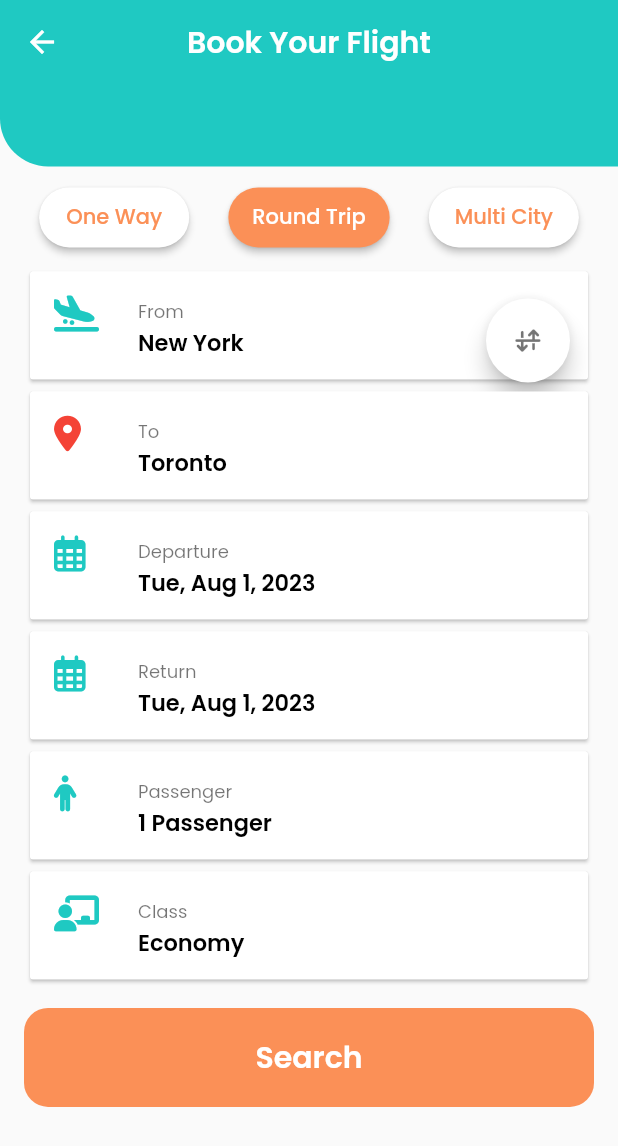
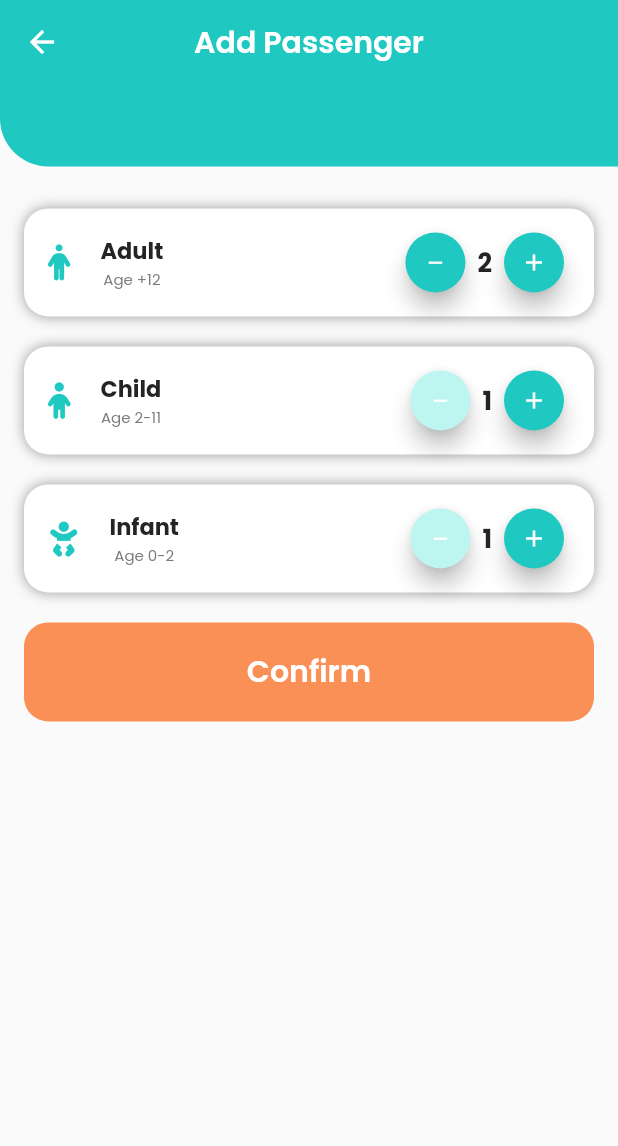
Before and after one commit to mostafaramadanhamed/travel_booking, a Flutter app: the BookFlightView screen opened directly, after a tap on "Search", on a phone screen of 412 x 824 dp. Shown: the top 1146 px of the screen. Run offline on Flutter 3.47's test engine with Material 2 defaults, Android fonts, the phone set to English and light mode, and no system bars; our stand-ins replace another_carousel_pro, font_awesome_flutter, google_fonts.

Commit message:
refactor add passenger

```diff
--- /dev/null
+++ b/lib/features/booking/presentation/views/add_passenger_view.dart
@@ -0,0 +1,288 @@
+import 'package:flutter/material.dart';
+import 'package:font_awesome_flutter/font_awesome_flutter.dart';
+import 'package:travel_booking/core/utils/app_color.dart';
+import 'package:travel_booking/features/booking/presentation/views/widgets/book_flight_view_body.dart';
+import 'package:travel_booking/features/hotels/presentation/views/widgets/custom_app_bar.dart';
+import 'package:travel_booking/features/login/presentation/views/widgets/login_button.dart';
+
+class AddPassengerView extends StatefulWidget {
+  const AddPassengerView({super.key});
+
+  @override
+  State<AddPassengerView> createState() => _AddPassengerViewState();
+}
+
+class _AddPassengerViewState extends State<AddPassengerView> {
+
+  int num = 2;
+  void increment() {
+    setState(() {
+      num++;
+    });
+  }
+
+  void decrement() {
+    if (num < 1) {
+      return;
+    }
+    setState(() {
+      num--;
+    });
+  }
+
+  int num2 = 1;
+  void increment2() {
+    setState(() {
+      num2++;
+    });
+  }
+
+  void decrement2() {
+    if (num2 < 1) {
+      return;
+    }
+    setState(() {
+      num2--;
+    });
+  }
+
+  int num3 = 1;
+  void increment3() {
+    setState(() {
+      num3++;
+    });
+  }
+
+  void decrement3() {
+    if (num3 < 1) {
+      return;
+    }
+    setState(() {
+      num3--;
+    });
+  }
+  @override
+  Widget build(BuildContext context) {
+    final size=MediaQuery.of(context).size;
+    return Scaffold(
+      appBar: customAppBar(title: 'Add Passenger'),
+      body:Column(
+        children: [
+         SmallestContainer(size: size),
+          const SizedBox(
+            height: 10,
+          ),
+          Padding(
+            padding: const EdgeInsets.symmetric(horizontal: 16,vertical: 8,),
+            child: Column(
+
+              children: [
+                buildAdultContainer(),
+                buildChildContainer(),
+                buildInfantContainer(),
+                ButtonBottom(size: size, text: 'Confirm', onPressed: (){},),
+              ],
+            ),
+          )
+        ],
+      ),
+    );
+  }
+
+  Container buildAdultContainer() {
+    return Container(
+                height: 72,
+                width: double.infinity,
+                margin: const EdgeInsets.only(bottom: 20),
+                decoration: BoxDecoration(
+                  boxShadow: const [
+                    BoxShadow(
+                      blurRadius: 7,
+                      color: Colors.grey,
+                    )
+                  ],
+                  color: Colors.white,
+                  borderRadius: BorderRadius.circular(16),
+                ),
+                child: Padding(
+                  padding: const EdgeInsets.symmetric(horizontal: 16.0),
+                  child: Row(
+                    children: [
+                      const FaIcon(
+                        FontAwesomeIcons.person,
+                        color: AppColor.kPrimaryColor,
+                      ),
+                      const SizedBox(width: 20,),
+                      const Column(
+                        mainAxisAlignment: MainAxisAlignment.center,
+                        children: [
+                          Text(
+                            'Adult',
+                            style: TextStyle(
+                                color: Color(0XFF242424),
+                                fontSize: 15,
+                                fontWeight: FontWeight.bold),
+                          ),
+                          Text('Age +12',
+                              style:
+                              TextStyle(color: Color(0XFF7B7B7B), fontSize: 10)),
+                        ],
+                      ),
+                      const Spacer(),
+                      FloatingActionButton.small(
+                        backgroundColor: const Color(0XFF1FC9C2),
+                        onPressed: decrement,
+                        child: const Icon(Icons.remove,
+                            color: Colors.white, size: 15),
+                      ),
+                      const SizedBox(width: 4,),
+                      Text('$num',
+                          style: const TextStyle(
+                              color: Color(0XFF242424),
+                              fontSize: 17,
+                              fontWeight: FontWeight.bold)),
+                      const SizedBox(width: 4,),
+                      FloatingActionButton.small(
+                        backgroundColor: const Color(0XFF1FC9C2),
+                        onPressed: increment,
+                        child: const Icon(Icons.add,
+                            color: Colors.white, size: 18),
+                      ),
+                    ],
+                  ),
+                ),
+              );
+  }
+
+  Container buildChildContainer() {
+    return Container(
+                height: 72,
+                width: double.infinity,
+                margin: const EdgeInsets.only(bottom: 20),
+                decoration: BoxDecoration(
+                  boxShadow: const [
+                    BoxShadow(
+                      blurRadius: 7,
+                      color: Colors.grey,
+
+                    )
+                  ],
+                  color: Colors.white,
+                  borderRadius: BorderRadius.circular(16),
+                ),
+                child: Padding(
+                  padding: const EdgeInsets.symmetric(horizontal: 16.0),
+                  child: Row(
+                    children: [
+                      const FaIcon(
+                        FontAwesomeIcons.child,
+                        color: AppColor.kPrimaryColor,
+                      ),
+                      const SizedBox(width: 20,),
+                      const Column(
+                        mainAxisAlignment: MainAxisAlignment.center,
+                        children: [
+                          Text(
+                            'Child',
+                            style: TextStyle(
+                                color: Color(0XFF242424),
+                                fontSize: 15,
+                                fontWeight: FontWeight.bold),
+                          ),
+                          Text('Age 2-11',
+                              style:
+                              TextStyle(color: Color(0XFF7B7B7B), fontSize: 10)),
+                        ],
+                      ),
+                      const Spacer(),
+                      FloatingActionButton.small(
+                        backgroundColor:const Color(0XFFBDF5F0),
+                        onPressed: decrement2,
+                        child: const Icon(Icons.remove,
+                            color: Colors.white, size: 15),
+                      ),
+                      const SizedBox(width: 4,),
+                      Text('$num2',
+                          style: const TextStyle(
+                              color: Color(0XFF242424),
+                              fontSize: 17,
+                              fontWeight: FontWeight.bold)),
+                      const SizedBox(width: 4,),
+                      FloatingActionButton.small(
+                        backgroundColor: const Color(0XFF1FC9C2),
+                        onPressed: increment2,
+                        child: const Icon(Icons.add,
+                            color: Colors.white, size: 18),
+                      ),
+                    ],
+                  ),
+                ),
+              );
+  }
+
+  Container buildInfantContainer() {
+    return Container(
+                height: 72,
+                width: double.infinity,
+                margin: const EdgeInsets.only(bottom: 20),
+                decoration: BoxDecoration(
+                  boxShadow: const [
+                    BoxShadow(
+                      blurRadius: 7,
+                      color: Colors.grey,
+
+                    )
+                  ],
+                  color: Colors.white,
+                  borderRadius: BorderRadius.circular(16),
+                ),
+                child: Padding(
+                  padding: const EdgeInsets.symmetric(horizontal: 16.0),
+                  child: Row(
+                    children: [
+                      const FaIcon(
+                        FontAwesomeIcons.baby,
+                        color: AppColor.kPrimaryColor,
+                      ),
+                      const SizedBox(width: 20,),
+                      const Column(
+                        mainAxisAlignment: MainAxisAlignment.center,
+                        children: [
+                          Text(
+                            'Infant',
+                            style: TextStyle(
+                                color: Color(0XFF242424),
+                                fontSize: 15,
+                                fontWeight: FontWeight.bold),
+                          ),
+                          Text('Age 0-2',
+                              style:
+                              TextStyle(color: Color(0XFF7B7B7B), fontSize: 10)),
+                        ],
+                      ),
+                      const Spacer(),
+                      FloatingActionButton.small(
+                        backgroundColor:const Color(0XFFBDF5F0),
+                        onPressed: decrement3,
+                        child: const Icon(Icons.remove,
+                            color: Colors.white, size: 15),
+                      ),
+                      const SizedBox(width: 4,),
+                      Text('$num3',
+                          style: const TextStyle(
+                              color: Color(0XFF242424),
+                              fontSize: 17,
+                              fontWeight: FontWeight.bold)),
+                      const SizedBox(width: 4,),
+                      FloatingActionButton.small(
+                        backgroundColor: const Color(0XFF1FC9C2),
+                        onPressed: increment3,
+                        child: const Icon(Icons.add,
+                            color: Colors.white, size: 18),
+                      ),
+                    ],
+                  ),
+                ),
+              );
+  }
+}
--- a/lib/features/booking/presentation/views/widgets/book_flight_view_body.dart
+++ b/lib/features/booking/presentation/views/widgets/book_flight_view_body.dart
@@ -6,6 +6,7 @@ import 'package:intl/intl.dart';
 
 import '../../../../../core/utils/app_color.dart';
 import '../../../../login/presentation/views/widgets/login_button.dart';
+import '../add_passenger_view.dart';
 import 'custom_card.dart';
 import 'flight_direction.dart';
 
@@ -28,17 +29,7 @@ class BookFlightViewBody extends StatelessWidget {
   Widget build(BuildContext context) {
     return SingleChildScrollView(
       child: Column(children: [
-        Container(
-          height: size.height/15,
-          width: size.width,
-          margin: const EdgeInsets.only(bottom: 10),
-          decoration: const BoxDecoration(
-              color: AppColor.kPrimaryColor,
-              borderRadius: BorderRadius.only(
-                bottomLeft: Radius.circular(32),
-              )
-          ),
-        ),
+        SmallestContainer(size: size),
         const FlightDirection(),
         const SizedBox(
           height: 8,
@@ -70,9 +61,9 @@ class BookFlightViewBody extends StatelessWidget {
               const SizedBox(height: 15,),
               ButtonBottom(size: size, text: "Search", onPressed: (){
                 //todo refactor router
-                // Navigator.push(context, MaterialPageRoute(builder: (context){
-                //   return const BookFlightView();
-                // }));
+                Navigator.push(context, MaterialPageRoute(builder: (context){
+                  return  const AddPassengerView();
+                }));
               }),
             ],
           ),
@@ -81,3 +72,27 @@ class BookFlightViewBody extends StatelessWidget {
     );
   }
 }
+
+class SmallestContainer extends StatelessWidget {
+  const SmallestContainer({
+    super.key,
+    required this.size,
+  });
+
+  final Size size;
+
+  @override
+  Widget build(BuildContext context) {
+    return Container(
+      height: size.height/15,
+      width: size.width,
+      margin: const EdgeInsets.only(bottom: 10),
+      decoration: const BoxDecoration(
+          color: AppColor.kPrimaryColor,
+          borderRadius: BorderRadius.only(
+            bottomLeft: Radius.circular(32),
+          )
+      ),
+    );
+  }
+}
--- a/lib/features/booking/presentation/views/widgets/custom_card.dart
+++ b/lib/features/booking/presentation/views/widgets/custom_card.dart
@@ -25,7 +25,7 @@ class CustomCard extends StatelessWidget {
   Widget build(BuildContext context) {
     return Card(
       shape: RoundedRectangleBorder(
-          borderRadius: BorderRadius.circular(2)),
+          borderRadius: BorderRadius.circular(12)),
       child:  ListTile(
         leading:  FaIcon(icon,
             color:iconColor),
```
